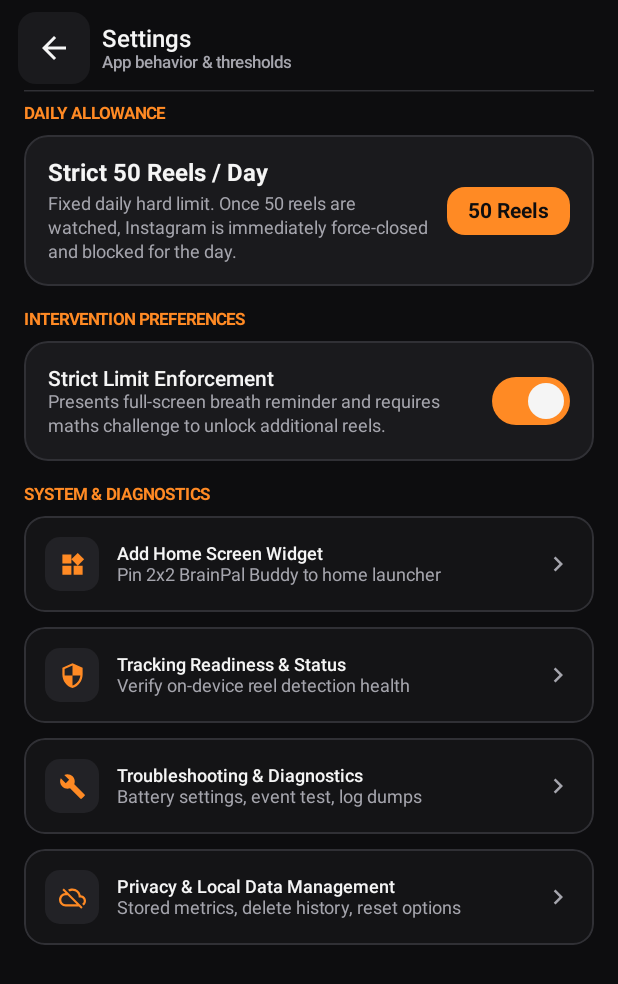
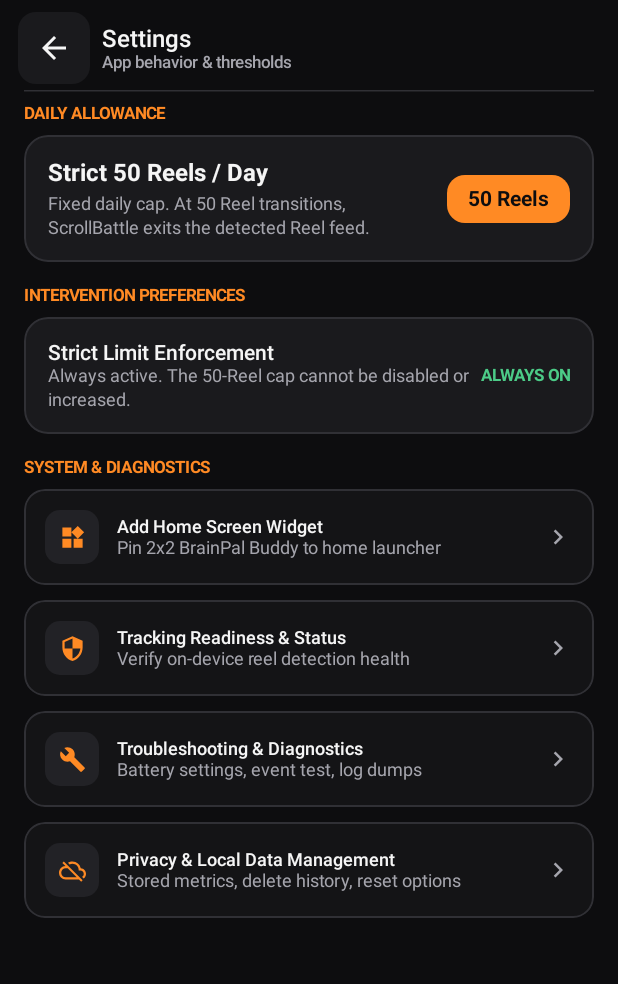
Before and after one commit to NIKHILSINGLAT/ScrollBattle, an Android app built with Jetpack Compose: the composable SettingsScreen shown on its own in the app's theme, on a phone screen of 412 x 824 dp. Shown: the top 984 px of the screen. Run offline under Robolectric (Android 15) with nearby library versions, the phone set to English and light mode, and no system bars; our stand-ins replace Navigation 3.

Commit message:
ui: make the fixed 50-Reel enforcement setting non-toggleable

```diff
--- a/app/src/main/java/com/scrollbattle/ui/screens/SettingsScreen.kt
+++ b/app/src/main/java/com/scrollbattle/ui/screens/SettingsScreen.kt
@@ -79,7 +79,7 @@ fun SettingsScreen(
                             )
                             Spacer(modifier = Modifier.height(4.dp))
                             Text(
-                                text = "Fixed daily hard limit. Once 50 reels are watched, Instagram is immediately force-closed and blocked for the day.",
+                                text = "Fixed daily cap. At 50 Reel transitions, ScrollBattle exits the detected Reel feed.",
                                 style = MaterialTheme.typography.bodySmall,
                                 color = TextSecondary
                             )
@@ -132,20 +132,16 @@ fun SettingsScreen(
                                 color = TextPrimary
                             )
                             Text(
-                                text = "Presents full-screen breath reminder and requires maths challenge to unlock additional reels.",
+                                text = "Always active. The 50-Reel cap cannot be disabled or increased.",
                                 style = MaterialTheme.typography.bodySmall,
                                 color = TextSecondary
                             )
                         }
-                        Switch(
-                            checked = state.settings.hardIntervention,
-                            onCheckedChange = onToggleIntervention,
-                            colors = SwitchDefaults.colors(
-                                checkedThumbColor = TextPrimary,
-                                checkedTrackColor = PrimaryOrange,
-                                uncheckedThumbColor = TextSecondary,
-                                uncheckedTrackColor = SurfaceElevated
-                            )
+                        Text(
+                            text = "ALWAYS ON",
+                            style = MaterialTheme.typography.labelSmall,
+                            fontWeight = FontWeight.Bold,
+                            color = RecoveryGreen
                         )
                     }
                 }
```
